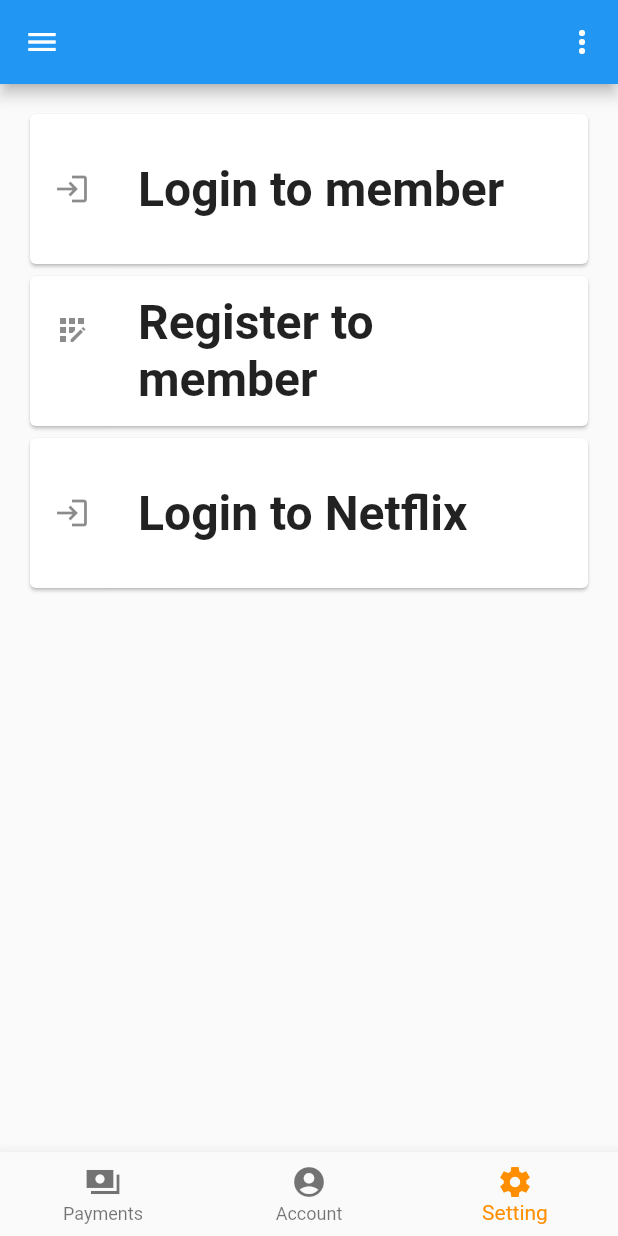
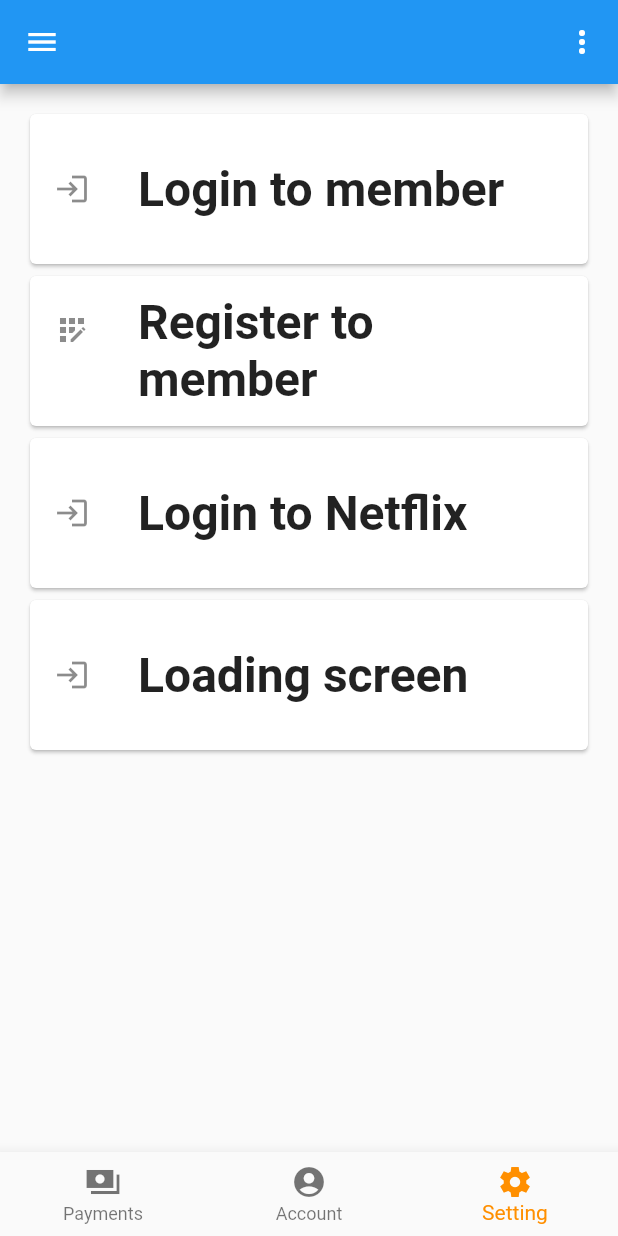
Before and after one commit to hoseCloud/sp1-frontend, a Flutter app: the screen it shows after launch, item 3 of the bottom bar chosen, on a phone screen of 412 x 824 dp. Run offline on Flutter 3.47's test engine with Material 2 defaults, Android fonts, the phone set to English and light mode, and no system bars; our stand-ins replace loading_animation_widget, sqflite; accounts and stored records are empty.

```diff
--- a/lib/main.dart
+++ b/lib/main.dart
@@ -3,6 +3,8 @@ import 'package:flutterapp/screen/account001.dart';
 import 'package:flutterapp/screen/setting003.dart';
 
 void main() {
+  debugPrint('Run main');
+
   runApp(const MyApp());
 }
 
@@ -16,22 +18,22 @@ class MyApp extends StatelessWidget {
       theme: ThemeData(
         primarySwatch: Colors.blue,
       ),
-      home: const MyHomePage(title: 'app bar'),
+      home: const MainPage(),
     );
   }
 }
 
-class MyHomePage extends StatefulWidget {
-  const MyHomePage({Key? key, required this.title}) : super(key: key);
+class MainPage extends StatefulWidget {
+  const MainPage({Key? key}) : super(key: key);
 
-  final String title;
 
   @override
-  State<MyHomePage> createState() => _MyHomePageState();
+  State<MainPage> createState() => _MainPagePageState();
 }
 
-class _MyHomePageState extends State<MyHomePage> {
+class _MainPagePageState extends State<MainPage> {
   int _selectedIndex = 0;
+  bool dbOnline = false;
   static const TextStyle optionStyle =
   TextStyle(fontSize: 30, fontWeight: FontWeight.bold);
   static const List<Widget> _widgetOptions = <Widget>[
--- a/lib/screen/setting003.dart
+++ b/lib/screen/setting003.dart
@@ -2,6 +2,7 @@ import 'package:flutter/material.dart';
 import 'package:flutterapp/screen/login_member004.dart';
 import 'package:flutterapp/screen/register_member005.dart';
 import 'package:flutterapp/screen/login_service006.dart';
+import 'package:flutterapp/global.dart';
 
 // #003 ScreenSetting
 class ScreenSetting extends StatelessWidget {
@@ -68,8 +69,8 @@ class ScreenSetting extends StatelessWidget {
                 splashColor: Colors.blue.withAlpha(30),
                 onTap: () {
                   Navigator.push(
-                    context,
-                    MaterialPageRoute(builder: (context) => const ScreenLoginService(serviceName: 'netflix'))
+                      context,
+                      MaterialPageRoute(builder: (context) => const ScreenLoginService(serviceName: 'netflix'))
                   );
                 },
                 child: const SizedBox(
@@ -88,6 +89,31 @@ class ScreenSetting extends StatelessWidget {
                 ),
               ),
             ),
+            Card(
+              child: InkWell(
+                splashColor: Colors.blue.withAlpha(30),
+                onTap: () {
+                  Navigator.push(
+                      context,
+                      MaterialPageRoute(builder: (context) => loading())
+                  );
+                },
+                child: const SizedBox(
+                  width: 300,
+                  height: 100,
+                  child: Center(
+                    child: ListTile(
+                      leading: Icon(Icons.login),
+                      title: Text(
+                        'Loading screen',
+                        style: TextStyle(fontWeight: FontWeight.bold),
+                        textScaleFactor: 2.0,
+                      ),
+                    ),
+                  ),
+                ),
+              ),
+            ),
           ],
       ),
     );
--- a/pubspec.yaml
+++ b/pubspec.yaml
@@ -37,6 +37,7 @@ dependencies:
   http: ^0.13.4
   sqflite: ^2.0.2+1
   path: ^1.8.0
+  loading_animation_widget: ^1.2.0+1
 
 dev_dependencies:
   flutter_test:
@@ -61,9 +62,10 @@ flutter:
   uses-material-design: true
 
   # To add assets to your application, add an assets section, like this:
-  # assets:
+  assets:
   #   - images/a_dot_burr.jpeg
   #   - images/a_dot_ham.jpeg
+    - resource/
 
   # An image asset can refer to one or more resolution-specific "variants", see
   # https://flutter.dev/assets-and-images/#resolution-aware.
```
Also changed, not shown: lib/global.dart (+117 -1 lines), lib/screen/account001.dart (+8 -2 lines), lib/loading.gif (added), pubspec.lock, resource/netflix.png (added), resource/wavve.png (added).
